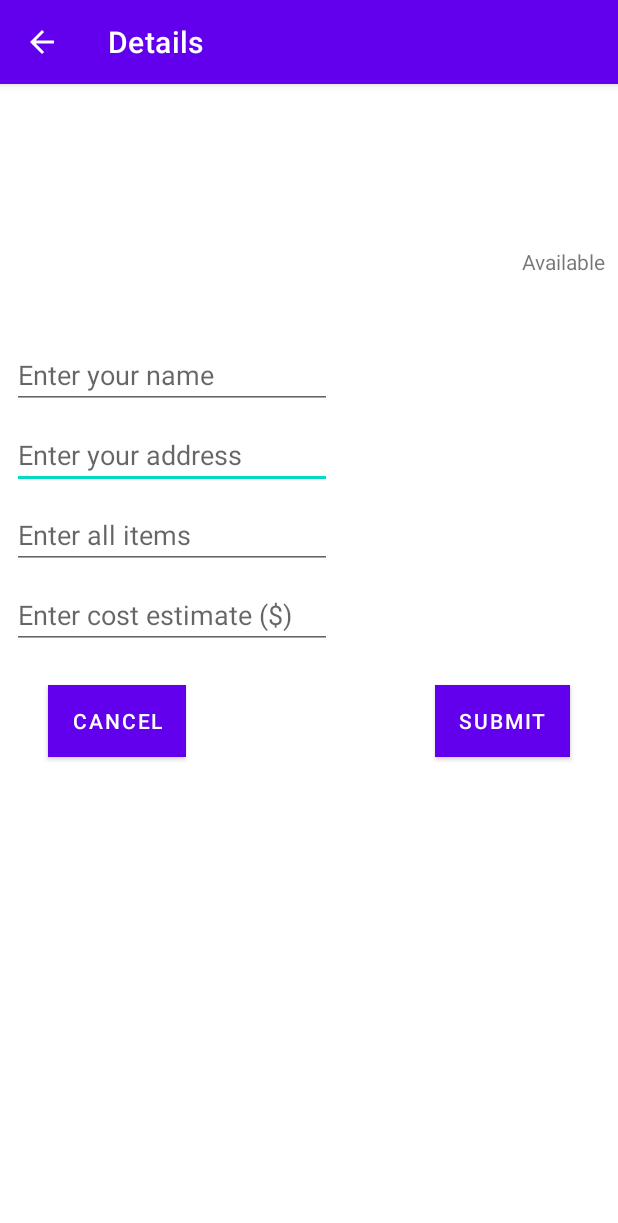
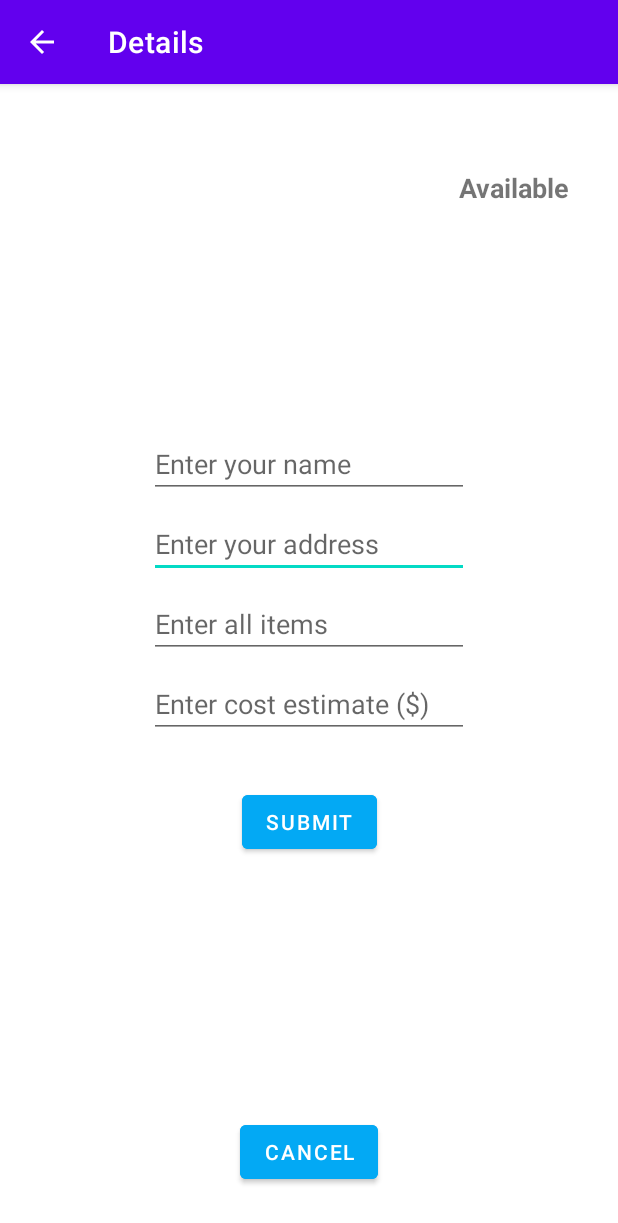
Before and after one commit to mrmandarin2002/uofthacks, an Android app: the ViewTaskActivity screen opened directly, with no data from a screen before it, on a phone screen of 412 x 824 dp. Shown: the top 1223 px of the screen. Run offline under Robolectric (Android 15) with nearby library versions, the phone set to English and light mode, and no system bars; network calls fail; 10 statements that could not run were skipped.

Commit message:
ui changes pt.2

```diff
--- a/shoppingdashboardv2/app/src/main/res/layout/activity_dashboard.xml
+++ b/shoppingdashboardv2/app/src/main/res/layout/activity_dashboard.xml
@@ -6,13 +6,29 @@
     android:layout_height="match_parent"
     tools:context=".DashboardActivity">
 
+    <TextView
+        android:id="@+id/dashboardTitleTV"
+        android:layout_width="wrap_content"
+        android:layout_height="wrap_content"
+        android:layout_marginTop="16dp"
+        android:text="Dashboard"
+        android:textColor="@color/light_blue_900"
+        android:textSize="36sp"
+        android:typeface="monospace"
+        app:layout_constraintEnd_toEndOf="parent"
+        app:layout_constraintStart_toStartOf="parent"
+        app:layout_constraintTop_toTopOf="parent" />
+
     <androidx.recyclerview.widget.RecyclerView
         android:id="@+id/taskRV"
         android:layout_width="match_parent"
         android:layout_height="match_parent"
-        android:layout_marginBottom="100dp"
+        android:layout_marginTop="84dp"
+        android:layout_marginBottom="84dp"
         app:layout_constraintBottom_toTopOf="@+id/AddTask_flabt"
-        app:layout_constraintTop_toTopOf="parent" />
+        app:layout_constraintTop_toTopOf="parent"
+        app:layout_constraintVertical_bias="0.0"
+        tools:layout_editor_absoluteX="-16dp" />
 
     <com.google.android.material.floatingactionbutton.FloatingActionButton
         android:id="@+id/AddTask_flabt"
--- a/shoppingdashboardv2/app/src/main/res/layout/activity_view_task.xml
+++ b/shoppingdashboardv2/app/src/main/res/layout/activity_view_task.xml
@@ -10,12 +10,14 @@
         android:id="@+id/task_nameTV2"
         android:layout_width="wrap_content"
         android:layout_height="wrap_content"
-        android:layout_marginStart="8dp"
-        android:layout_marginTop="8dp"
+        android:layout_marginStart="16dp"
+        android:layout_marginTop="16dp"
         android:text="name"
         android:textColor="@color/light_blue_A400"
         android:textSize="18sp"
         android:textStyle="bold"
+        app:layout_constraintEnd_toEndOf="parent"
+        app:layout_constraintHorizontal_bias="0.09"
         app:layout_constraintStart_toEndOf="@+id/iconTV2"
         app:layout_constraintTop_toTopOf="parent" />
 
@@ -23,44 +25,46 @@
         android:id="@+id/task_locationTV2"
         android:layout_width="wrap_content"
         android:layout_height="wrap_content"
-        android:layout_marginStart="8dp"
+        android:layout_marginStart="32dp"
         android:layout_marginTop="8dp"
         android:text="location"
+        android:textColor="@color/teal_700"
         android:textSize="18sp"
-        app:layout_constraintStart_toEndOf="@+id/iconTV2"
-        app:layout_constraintTop_toBottomOf="@+id/task_nameTV2" />
+        app:layout_constraintStart_toStartOf="parent"
+        app:layout_constraintTop_toBottomOf="@+id/iconTV2" />
 
     <TextView
         android:id="@+id/task_starttime_TV2"
         android:layout_width="wrap_content"
         android:layout_height="wrap_content"
-        android:layout_marginStart="8dp"
-        android:layout_marginTop="16dp"
+        android:layout_marginTop="8dp"
         android:text="start time"
+        android:textColor="@color/teal_700"
+        app:layout_constraintEnd_toEndOf="parent"
         app:layout_constraintStart_toStartOf="parent"
-        app:layout_constraintTop_toBottomOf="@+id/task_locationTV2" />
+        app:layout_constraintTop_toBottomOf="@+id/task_numpeople_TV2" />
 
     <TextView
         android:id="@+id/task_endtime_TV2"
         android:layout_width="wrap_content"
         android:layout_height="wrap_content"
-        android:layout_marginTop="16dp"
-        android:layout_marginEnd="8dp"
+        android:layout_marginTop="8dp"
         android:text="end time"
+        android:textColor="@color/teal_700"
         app:layout_constraintEnd_toEndOf="parent"
-        app:layout_constraintHorizontal_bias="1.0"
-        app:layout_constraintStart_toEndOf="@+id/task_starttime_TV2"
-        app:layout_constraintTop_toBottomOf="@+id/task_locationTV2" />
+        app:layout_constraintStart_toStartOf="parent"
+        app:layout_constraintTop_toBottomOf="@+id/task_starttime_TV2" />
 
     <TextView
         android:id="@+id/task_numpeople_TV2"
         android:layout_width="wrap_content"
         android:layout_height="wrap_content"
-        android:layout_marginStart="8dp"
         android:layout_marginTop="8dp"
+        android:layout_marginEnd="32dp"
         android:text="number of people"
-        app:layout_constraintStart_toStartOf="parent"
-        app:layout_constraintTop_toBottomOf="@+id/task_starttime_TV2" />
+        android:textColor="@color/material_on_background_emphasis_medium"
+        app:layout_constraintEnd_toEndOf="parent"
+        app:layout_constraintTop_toBottomOf="@+id/statusTV" />
 
     <TextView
         android:id="@+id/iconTV2"
@@ -79,12 +83,14 @@
         android:layout_width="wrap_content"
         android:layout_height="wrap_content"
         android:layout_marginTop="8dp"
-        android:layout_marginEnd="8dp"
+        android:layout_marginEnd="32dp"
         android:text="status"
+        android:textSize="18sp"
+        android:textStyle="bold"
         app:layout_constraintEnd_toEndOf="parent"
         app:layout_constraintHorizontal_bias="1.0"
-        app:layout_constraintStart_toEndOf="@+id/task_numpeople_TV2"
-        app:layout_constraintTop_toBottomOf="@+id/task_starttime_TV2" />
+        app:layout_constraintStart_toEndOf="@+id/task_locationTV2"
+        app:layout_constraintTop_toBottomOf="@+id/iconTV2" />
 
     <TextView
         android:id="@+id/messageTV2"
@@ -92,20 +98,21 @@
         android:layout_height="wrap_content"
         android:layout_marginTop="16dp"
         android:text="messages"
+        android:textStyle="italic"
         app:layout_constraintEnd_toEndOf="parent"
         app:layout_constraintStart_toStartOf="parent"
-        app:layout_constraintTop_toBottomOf="@+id/task_numpeople_TV2" />
+        app:layout_constraintTop_toBottomOf="@+id/task_endtime_TV2" />
 
     <EditText
         android:id="@+id/addressET2"
         android:layout_width="wrap_content"
         android:layout_height="wrap_content"
-        android:layout_marginStart="8dp"
         android:layout_marginTop="8dp"
         android:ems="10"
         android:hint="Enter your address"
         android:inputType="textPostalAddress"
         android:textColor="@color/teal_700"
+        app:layout_constraintEnd_toEndOf="parent"
         app:layout_constraintStart_toStartOf="parent"
         app:layout_constraintTop_toBottomOf="@+id/nameET2" />
 
@@ -113,12 +120,12 @@
         android:id="@+id/nameET2"
         android:layout_width="wrap_content"
         android:layout_height="wrap_content"
-        android:layout_marginStart="8dp"
-        android:layout_marginTop="8dp"
+        android:layout_marginTop="32dp"
         android:ems="10"
         android:hint="Enter your name"
         android:inputType="textPersonName"
         android:textColor="@color/teal_700"
+        app:layout_constraintEnd_toEndOf="parent"
         app:layout_constraintStart_toStartOf="parent"
         app:layout_constraintTop_toBottomOf="@+id/messageTV2" />
 
@@ -126,12 +133,12 @@
         android:id="@+id/costET2"
         android:layout_width="wrap_content"
         android:layout_height="wrap_content"
-        android:layout_marginStart="8dp"
         android:layout_marginTop="8dp"
         android:ems="10"
         android:hint="Enter cost estimate ($)"
         android:inputType="number"
         android:textColor="@color/teal_700"
+        app:layout_constraintEnd_toEndOf="parent"
         app:layout_constraintStart_toStartOf="parent"
         app:layout_constraintTop_toBottomOf="@+id/groceryListET2" />
 
@@ -139,12 +146,12 @@
         android:id="@+id/groceryListET2"
         android:layout_width="wrap_content"
         android:layout_height="wrap_content"
-        android:layout_marginStart="8dp"
         android:layout_marginTop="8dp"
         android:ems="10"
         android:hint="Enter all items"
         android:inputType="textPersonName"
         android:textColor="@color/teal_700"
+        app:layout_constraintEnd_toEndOf="parent"
         app:layout_constraintStart_toStartOf="parent"
         app:layout_constraintTop_toBottomOf="@+id/addressET2" />
 
@@ -152,25 +159,23 @@
         android:id="@+id/submitReqBTN2"
         android:layout_width="wrap_content"
         android:layout_height="wrap_content"
-        android:layout_marginTop="24dp"
-        android:layout_marginEnd="32dp"
-        android:background="#009688"
-        android:backgroundTint="#009688"
+        android:layout_marginTop="32dp"
+        android:backgroundTint="#03A9F4"
         android:text="Submit"
         app:layout_constraintEnd_toEndOf="parent"
+        app:layout_constraintStart_toStartOf="parent"
         app:layout_constraintTop_toBottomOf="@+id/costET2" />
 
     <Button
         android:id="@+id/cancelBTN2"
         android:layout_width="wrap_content"
         android:layout_height="wrap_content"
-        android:layout_marginStart="32dp"
-        android:layout_marginTop="24dp"
-        android:background="#009688"
-        android:backgroundTint="#009688"
+        android:layout_marginBottom="32dp"
+        android:backgroundTint="#03A9F4"
         android:text="Cancel"
         android:textColor="@color/white"
-        app:layout_constraintStart_toStartOf="parent"
-        app:layout_constraintTop_toBottomOf="@+id/costET2" />
+        app:layout_constraintBottom_toBottomOf="parent"
+        app:layout_constraintEnd_toEndOf="parent"
+        app:layout_constraintStart_toStartOf="parent" />
 
 </androidx.constraintlayout.widget.ConstraintLayout>
```
